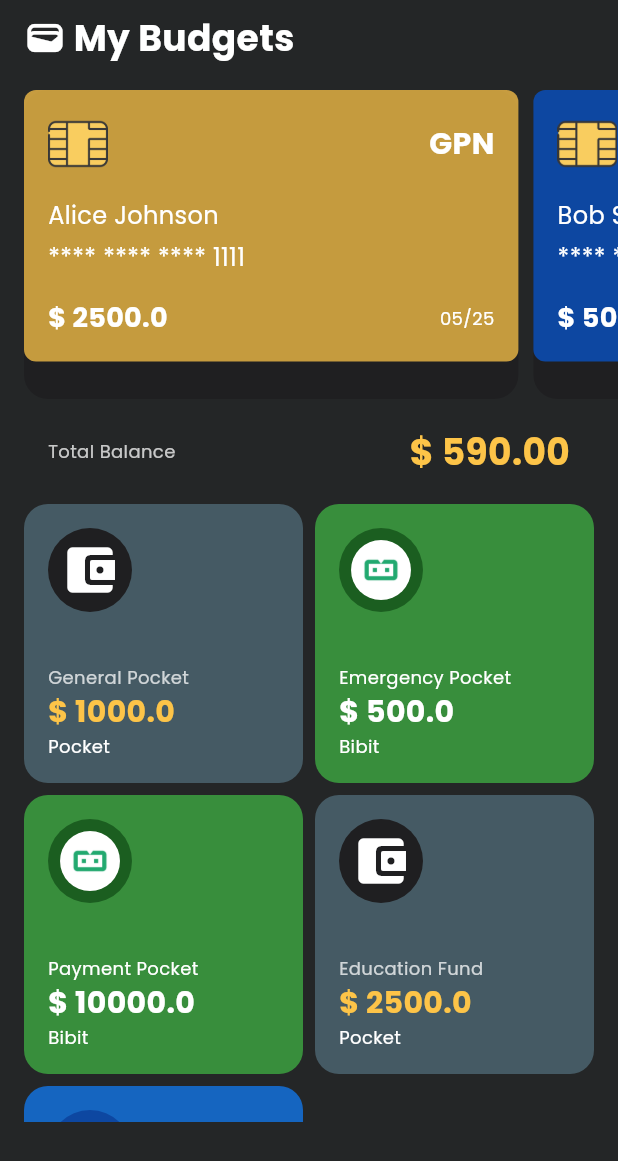
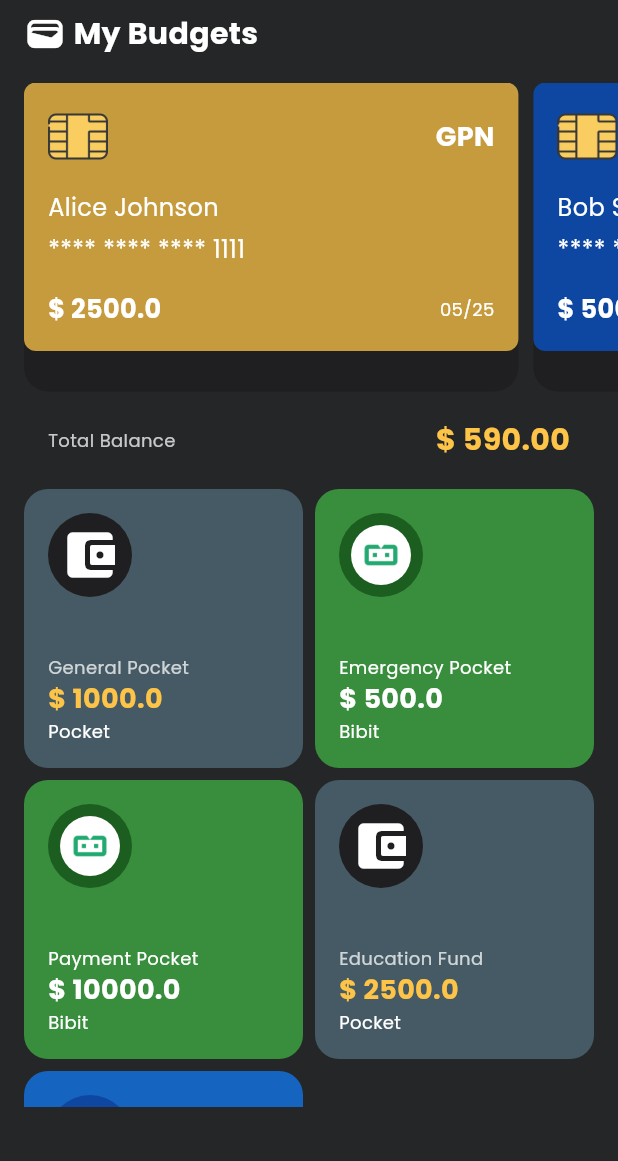
Before and after one commit to Danu-Nur/my_finance, a Flutter app: the BudgetScreen screen opened directly, on a phone screen of 412 x 824 dp. Shown: the top 1161 px of the screen. Run offline on Flutter 3.47's test engine with Material 3 defaults, Android fonts, the phone set to English and light mode, and no system bars; our stand-ins replace animated_bottom_navigation_bar, bloc, flutter_bloc, google_fonts, percent_indicator.

Commit message:
Adjust typography sizes for H1, H2, and H3 headings for improved readability

```diff
--- a/lib/utils/typography.dart
+++ b/lib/utils/typography.dart
@@ -4,17 +4,17 @@ import 'package:google_fonts/google_fonts.dart';
 
 
 final poppinsH1 = GoogleFonts.poppins(
-  fontSize: 24,
+  fontSize: 20,
   fontWeight: FontWeight.w700,
 );
 
 final poppinsH2 = GoogleFonts.poppins(
-  fontSize: 20,
+  fontSize: 18,
   fontWeight: FontWeight.w700,
 );
 
 final poppinsH3 = GoogleFonts.poppins(
-  fontSize: 18,
+  fontSize: 17,
   fontWeight: FontWeight.w700,
 );
 
```
